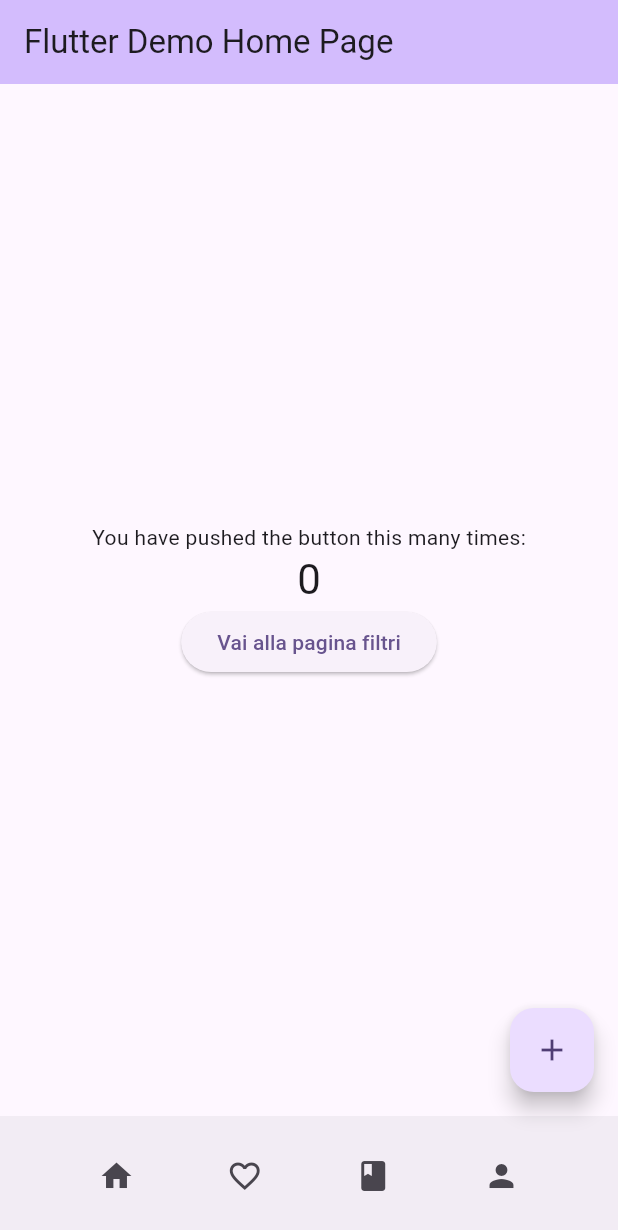
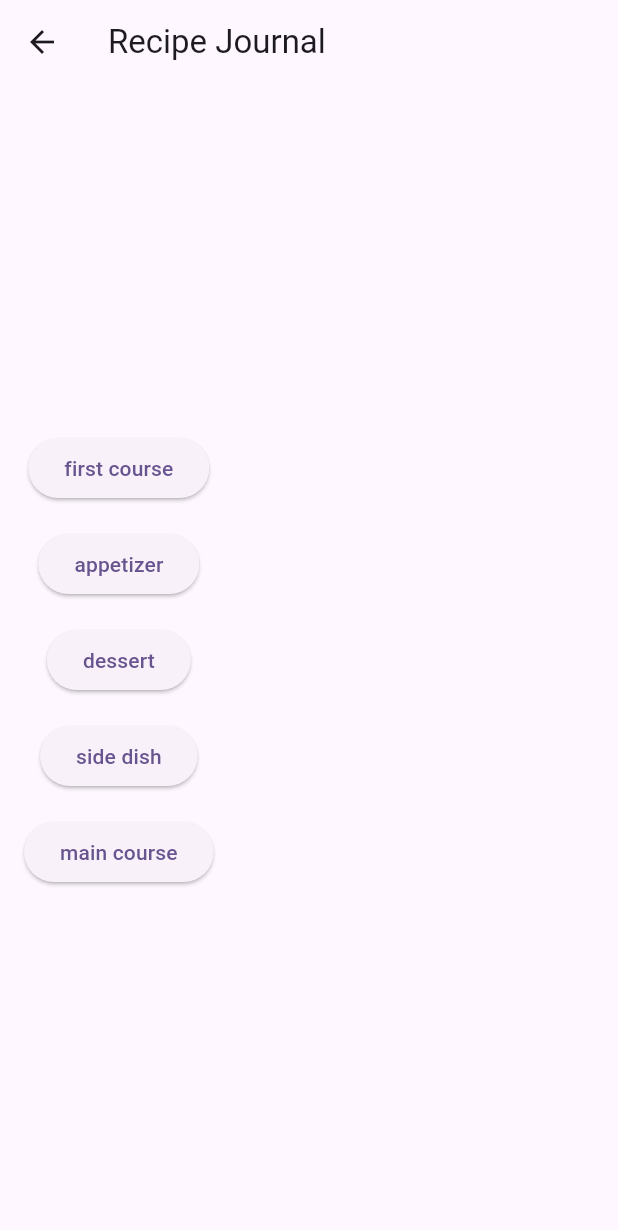
Before and after one commit to 195fra/Let-Me-Cook, a Flutter app: the screen it shows after launch, after a tap on the "book" icon, on a phone screen of 412 x 824 dp. Shown: the top 1230 px of the screen. Run offline on Flutter 3.47's test engine with Material 3 defaults, Android fonts, the phone set to English and light mode, and no system bars.

Commit message:
aggiunta basica recipe journal per testare le pagine

```diff
--- /dev/null
+++ b/let_me_cook/lib/Pages/recipe_journal.dart
@@ -0,0 +1,51 @@
+import 'package:flutter/material.dart';
+import 'package:let_me_cook/Pages/appetizer_category.dart';
+
+class RecipeJournal extends StatefulWidget {
+  const RecipeJournal({super.key});
+
+  @override
+  State<RecipeJournal> createState() => _RecipeJournalState();
+}
+
+class _RecipeJournalState extends State<RecipeJournal> {
+  @override
+  Widget build(BuildContext context) {
+    // Lista delle categorie
+    final List<String> categories = [
+      "first course",
+      "appetizer",
+      "dessert",
+      "side dish",
+      "main course",
+    ];
+
+    return Scaffold(
+      appBar: AppBar(
+        title: const Text("Recipe Journal"),
+      ),
+      body: Padding(
+        padding: const EdgeInsets.all(16.0),
+        child: Column(
+          mainAxisAlignment: MainAxisAlignment.center,
+          children: categories.map((category) {
+            return Padding(
+              padding: const EdgeInsets.symmetric(vertical: 8.0),
+              child: ElevatedButton(
+                onPressed: () {
+                  Navigator.push(
+                    context,
+                    MaterialPageRoute(
+                      builder: (context) => CategoryPage(category: category),
+                    ),
+                  );
+                },
+                child: Text(category),
+              ),
+            );
+          }).toList(),
+        ),
+      ),
+    );
+  }
+}
--- a/let_me_cook/lib/components/bottom_bar.dart
+++ b/let_me_cook/lib/components/bottom_bar.dart
@@ -1,4 +1,6 @@
 import 'package:flutter/material.dart';
+import 'package:let_me_cook/Pages/appetizer_category.dart';
+import 'package:let_me_cook/Pages/recipe_journal.dart';
 
 class BottomBar extends StatelessWidget {
   const BottomBar({super.key});
@@ -24,7 +26,10 @@ class BottomBar extends StatelessWidget {
           IconButton(
             icon: Icon(Icons.book),
             onPressed: () {
-              Navigator.pushNamed(context, '');
+              Navigator.push(
+                context,
+                MaterialPageRoute(builder: (context) => RecipeJournal()),
+              );
             },
           ),
           IconButton(
```
